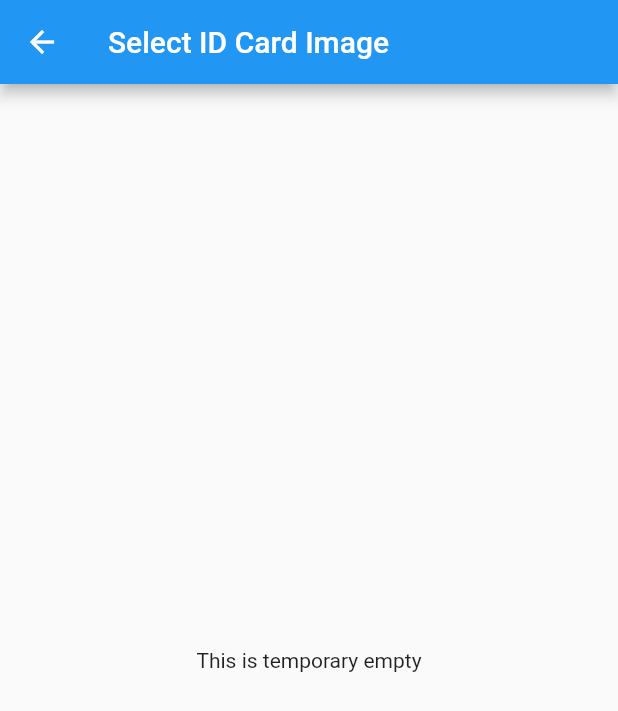
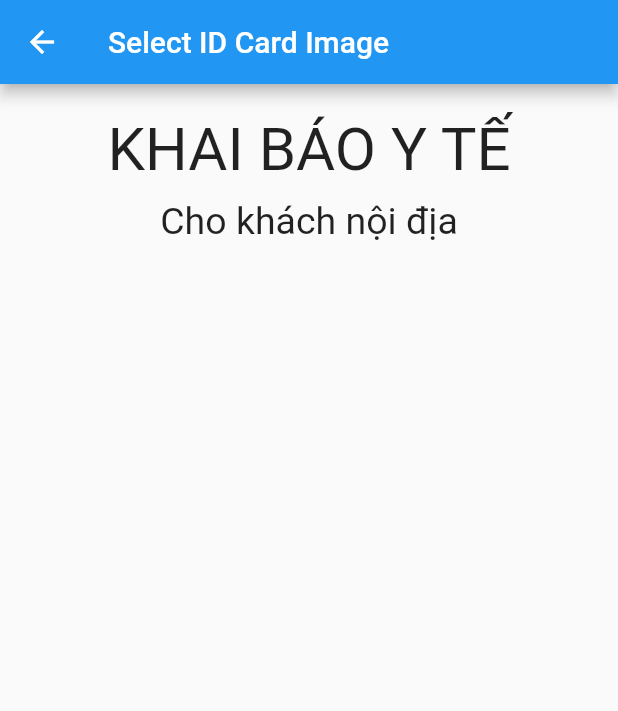
Before and after one commit to phanthingocanh/ADN-Mobile, a Flutter app: the SelectImageRoute screen opened by its route, on a phone screen of 412 x 824 dp. Shown: the top 711 px of the screen. Run offline on Flutter 3.47's test engine with Material 2 defaults, Android fonts, the phone set to English and light mode, and no system bars.

Commit message:
Update View

```diff
--- a/lib/screens/intro/intro.dart
+++ b/lib/screens/intro/intro.dart
@@ -7,7 +7,10 @@ class IntroRoute extends StatelessWidget {
     return Scaffold(
       body: Center(
         child: RaisedButton(
-          child: Text(Strings.domesticGuests),
+          child: Text(
+            Strings.domesticGuests,
+          ),
+
           onPressed: () {
             Navigator.pushNamed(context, RouteStrings.selectImage);
           },
--- a/lib/screens/select_image/select_image.dart
+++ b/lib/screens/select_image/select_image.dart
@@ -1,4 +1,5 @@
 import 'package:adnproject/constants/strings.dart';
+import 'package:flutter/cupertino.dart';
 import 'package:flutter/material.dart';
 
 class SelectImageRoute extends StatelessWidget {
@@ -9,7 +10,38 @@ class SelectImageRoute extends StatelessWidget {
         title: Text(Strings.selectIdCardImage),
       ),
       body: Center(
-        child: Text('This is temporary empty'),
+        child: Column(
+//        crossAxisAlignment: CrossAxisAlignment.center,
+//        mainAxisAlignment: MainAxisAlignment.spaceEvenly,
+          children: <Widget>[
+            Center(
+              child: Container(
+                padding: EdgeInsets.only(top:20),
+                child: Text(
+                    'KHAI BÁO Y TẾ',
+                    style: TextStyle(
+                        fontSize: 40.0
+                    )
+                ),
+              ),
+            ),
+
+            Center(
+              child: Container(
+                padding: EdgeInsets.only(top:10),
+                child: Text(
+                    'Cho khách nội địa',
+                    style: TextStyle(
+                        fontSize: 25.0
+                    )
+                ),
+              ),
+            ),
+
+
+
+          ],
+        ),
       ),
     );
   }
```
Also changed, not shown: pubspec.lock.
